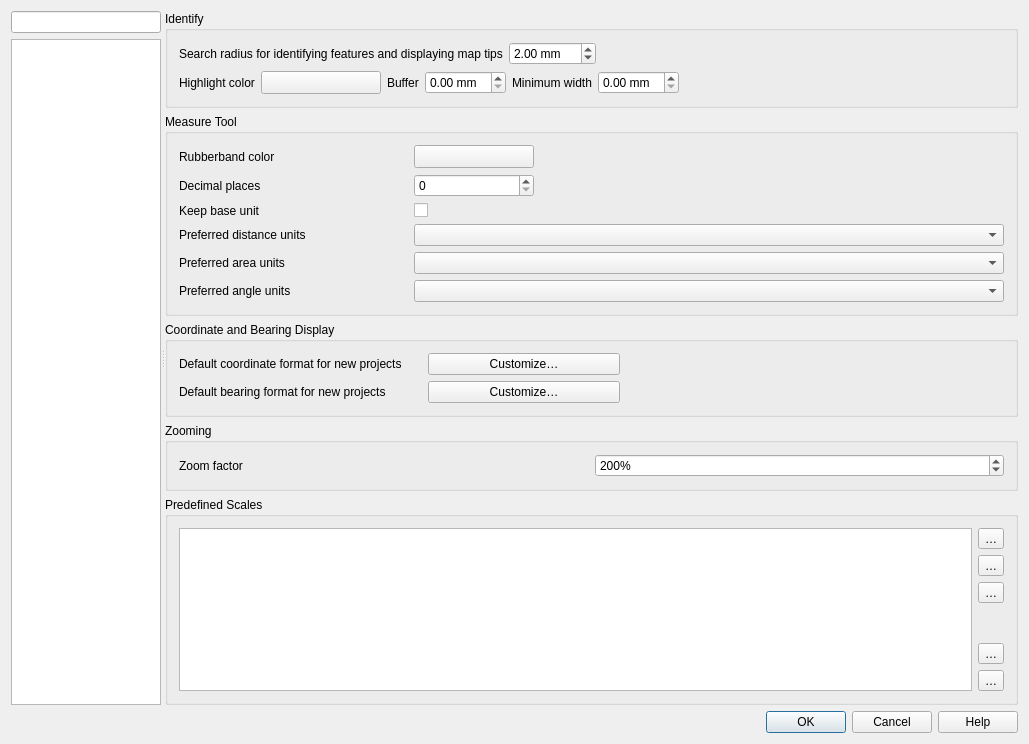
The window that src/ui/qgsoptionsbase.ui (qgis/QGIS) describes before a commit, drawn with Qt 5.
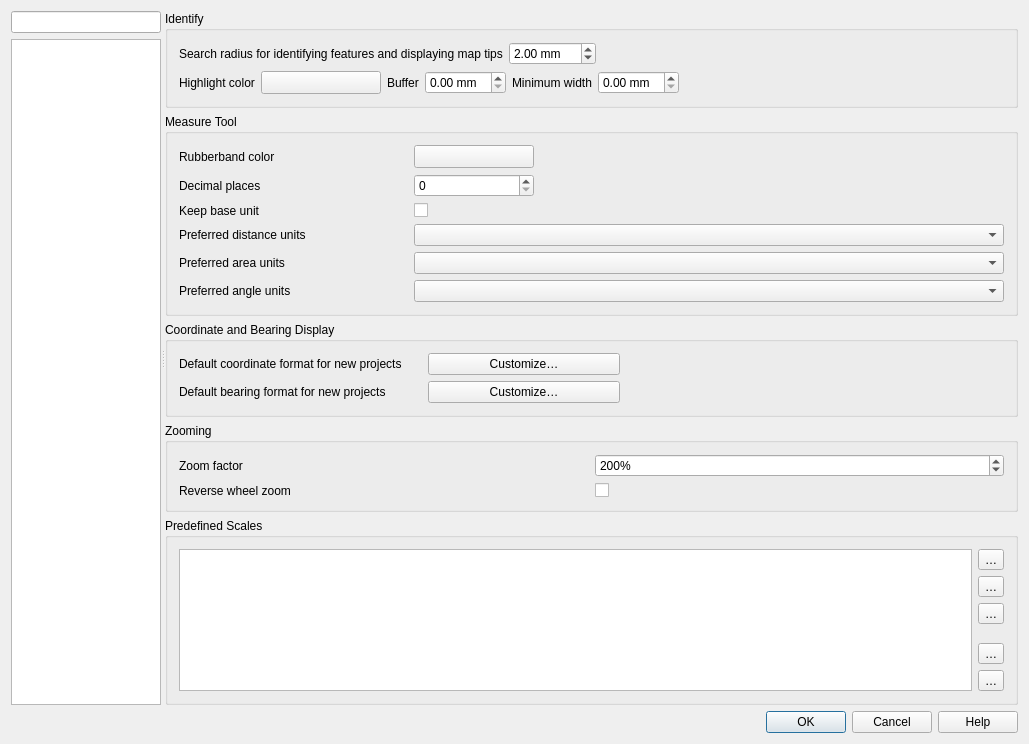
The same window after the commit. The open tabs and pages were chosen to show the change. Icons and pictures are not drawn. Custom widgets are drawn as their Qt base class.

Commit message: Add setting to reverse wheel zoom (fix #30940)

```diff
--- a/src/ui/qgsoptionsbase.ui
+++ b/src/ui/qgsoptionsbase.ui
@@ -3192,6 +3192,20 @@
                     </property>
                    </widget>
                   </item>
+                  <item row="1" column="0">
+                   <widget class="QLabel" name="label_21">
+                    <property name="text">
+                     <string>Reverse wheel zoom</string>
+                    </property>
+                   </widget>
+                  </item>
+                  <item row="1" column="1">
+                   <widget class="QCheckBox" name="reverseWheelZoom">
+                    <property name="text">
+                     <string/>
+                    </property>
+                   </widget>
+                  </item>
                  </layout>
                 </widget>
                </item>
```
Left out of the diff: 4 changed lines with no effect on the pictures. The commit also changes 7 other files.
